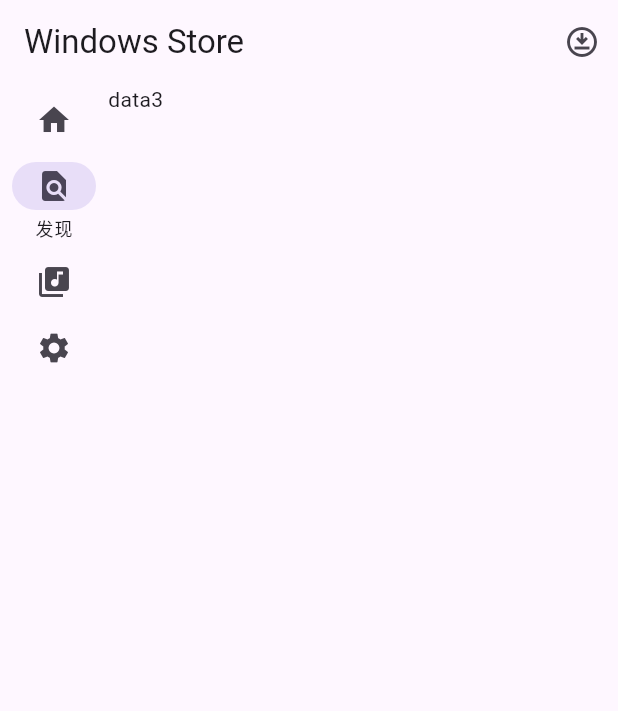
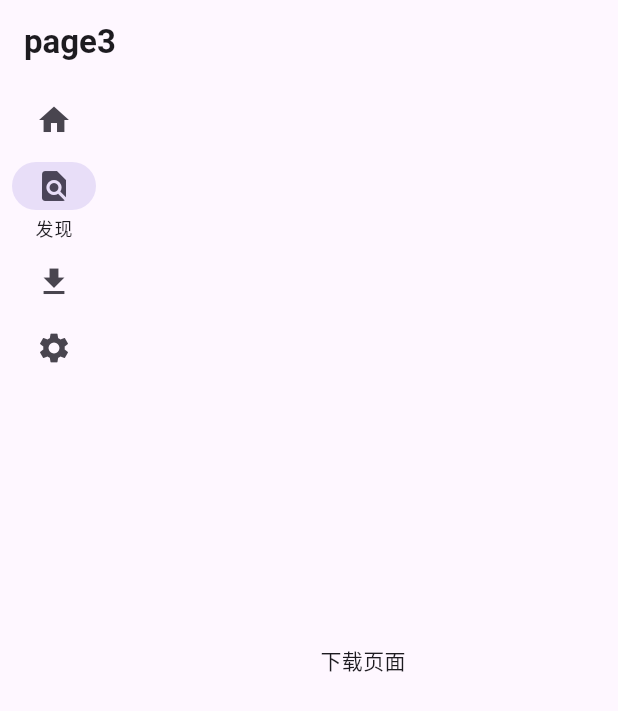
Before and after one commit to lidary-byte/flutter_windows_store, a Flutter app: the screen it shows after launch, after a tap on "发现", on a phone screen of 412 x 824 dp. Shown: the top 711 px of the screen. Run offline on Flutter 3.47's test engine with Material 2 defaults, Android fonts, the phone set to English and light mode, and no system bars; our stand-ins replace banner_carousel, dio, file_picker, get, pretty_dio_logger, shared_preferences; network calls fail.

Commit message:
1.新增下载页面 2.优化其他页面ui效果

```diff
--- a/lib/constant/router_pages.dart
+++ b/lib/constant/router_pages.dart
@@ -1,3 +1,5 @@
+import 'package:flutter/cupertino.dart';
+import 'package:flutter_windows_store/page/download/download_page.dart';
 import 'package:flutter_windows_store/page/home/home_page.dart';
 import 'package:flutter_windows_store/page/setting/setting_page.dart';
 import 'package:get/get.dart';
@@ -8,10 +10,21 @@
   static const mainPageRouter = "/";
   static const homePageRouter = "/home_page";
   static const settingPageRouter = '/setting_page';
+  static const downloadPageRouter = '/download_page';
 
-  static final List<GetPage> pages = [
+  static const List<Widget> pages = [
+    HomePage(),
+    DownloadPage(),
+    DownloadPage(),
+    SettingPage(),
+  ];
+
+  static const List pageNames = ['首页', 'page3', '下载', '设置'];
+
+  static final List<GetPage> getPages = [
     GetPage(name: mainPageRouter, page: () => MainPage()),
     GetPage(name: homePageRouter, page: () => const HomePage()),
-    GetPage(name: settingPageRouter, page: () => const SettingPage())
+    GetPage(name: settingPageRouter, page: () => const SettingPage()),
+    GetPage(name: downloadPageRouter, page: () => const DownloadPage())
   ];
 }
--- a/lib/main.dart
+++ b/lib/main.dart
@@ -1,7 +1,5 @@
 import 'package:flutter/material.dart';
 import 'package:flutter_windows_store/constant/app_prefs.dart';
-import 'package:flutter_windows_store/page/home/home_page.dart';
-import 'package:flutter_windows_store/page/setting/setting_page.dart';
 import 'package:flutter_windows_store/widget/desktop_scroll_behavior.dart';
 import 'package:get/get.dart';
 
@@ -18,7 +16,7 @@
       primarySwatch: Colors.blue,
     ),
     debugShowCheckedModeBanner: false,
-    getPages: RouterPages.pages,
+    getPages: RouterPages.getPages,
     scrollBehavior: DesktopScrollBehavior(),
   ));
 }
@@ -33,13 +31,11 @@
   Widget build(BuildContext context) {
     return Scaffold(
       appBar: AppBar(
-        title: const Text('Windows Store'),
-        actions: [
-          IconButton(
-              onPressed: () {
-
-              }, icon:const Icon(Icons.download_for_offline_outlined))
-        ],
+        title: GetBuilder<MainController>(
+            builder: (_) => Text(
+                  RouterPages.pageNames[_controller.showPageIndex],
+                  style: const TextStyle(fontWeight: FontWeight.bold),
+                )),
       ),
       body: Row(
         children: [
@@ -49,12 +45,7 @@
                 builder: (_) => PageView(
                       controller: _controller.pageController,
                       physics: const NeverScrollableScrollPhysics(),
-                      children: const [
-                        HomePage(),
-                        Text('data3'),
-                        Text('data4'),
-                        SettingPage(),
-                      ],
+                      children: RouterPages.pages,
                     )),
           )
         ],
@@ -72,7 +63,7 @@
                 NavigationRailDestination(
                     icon: Icon(Icons.find_in_page), label: Text('发现')),
                 NavigationRailDestination(
-                    icon: Icon(Icons.library_music), label: Text('音乐库')),
+                    icon: Icon(Icons.download), label: Text('下载')),
                 NavigationRailDestination(
                     icon: Icon(Icons.settings), label: Text("设置"))
               ],
--- /dev/null
+++ b/lib/page/download/download_controller.dart
@@ -0,0 +1,5 @@
+import 'package:get/get.dart';
+
+class DownloadController extends GetxController{
+
+}
--- /dev/null
+++ b/lib/page/download/download_page.dart
@@ -0,0 +1,26 @@
+import 'package:flutter/material.dart';
+import 'package:flutter_windows_store/page/download/download_controller.dart';
+import 'package:get/get.dart';
+
+class DownloadPage extends StatefulWidget {
+  const DownloadPage({Key? key}) : super(key: key);
+
+  @override
+  State<DownloadPage> createState() => _DownloadPageState();
+}
+
+class _DownloadPageState extends State<DownloadPage> with AutomaticKeepAliveClientMixin {
+
+  final _controller = Get.put(DownloadController());
+
+  @override
+  Widget build(BuildContext context) {
+    super.build(context);
+    return const Center(
+      child: Text('下载页面'),
+    );
+  }
+
+  @override
+  bool get wantKeepAlive =>  true;
+}
--- a/lib/page/setting/setting_page.dart
+++ b/lib/page/setting/setting_page.dart
@@ -44,8 +44,8 @@
               mainAxisSize: MainAxisSize.min,
               children: [
                 Visibility(
+                  visible: _controller.visibleResetBtn,
                   child: commBtn('重置', onTap: () => _controller.resetToken()),
-                  visible: _controller.visibleResetBtn,
                 ),
                 const SizedBox(
                   width: 16,
```
